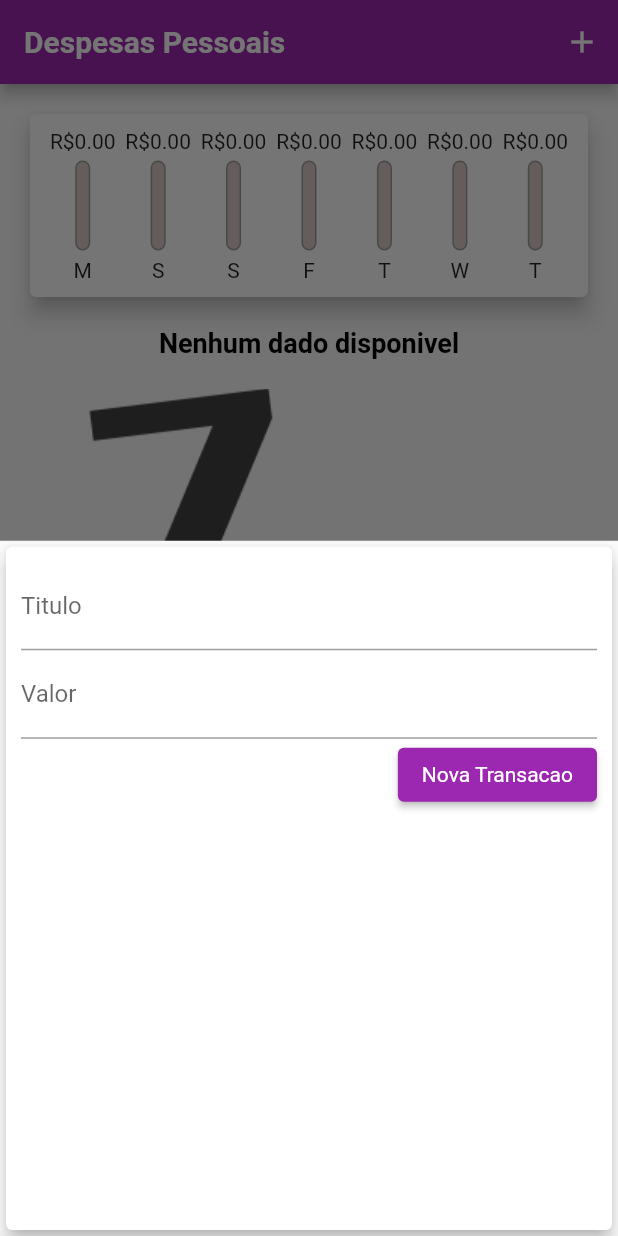
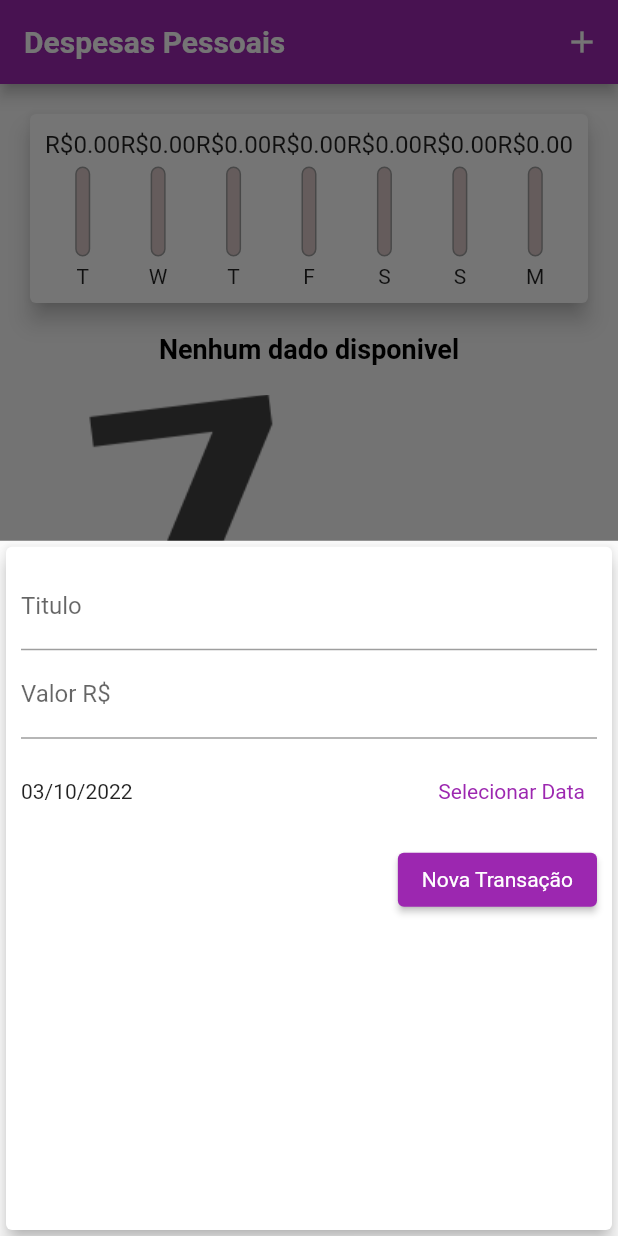
Before and after one commit to jfcbxp/flutter-expenses-curso, a Flutter app: the screen it shows after launch, after a tap on the "add" icon, on a phone screen of 412 x 824 dp. Run offline on Flutter 3.47's test engine with Material 2 defaults, Android fonts, the phone set to English and light mode, and no system bars.

Commit message:
adicionado possibilidade de adicionar data da transacao

```diff
--- a/lib/components/chart.dart
+++ b/lib/components/chart.dart
@@ -23,7 +23,7 @@ class Chart extends StatelessWidget {
         }
       }
       return {'day': DateFormat.E().format(weekDay)[0], 'value': totalSum};
-    });
+    }).reversed.toList();
   }
 
   double get _weekTotalValue {
@@ -47,7 +47,9 @@ class Chart extends StatelessWidget {
                 child: ChartBar(
                     label: tr['day'] as String,
                     value: tr['value'] as double,
-                    percent: (tr['value'] as double) / _weekTotalValue),
+                    percent: _weekTotalValue > 0
+                        ? (tr['value'] as double) / _weekTotalValue
+                        : 0),
               );
             }).toList()),
       ),
--- a/lib/components/chart_bar.dart
+++ b/lib/components/chart_bar.dart
@@ -18,7 +18,9 @@ class ChartBar extends StatelessWidget {
   Widget build(BuildContext context) {
     return Column(
       children: [
-        FittedBox(child: Text('R\$${value.toStringAsFixed(2)}')),
+        Container(
+            height: 20,
+            child: FittedBox(child: Text('R\$${value.toStringAsFixed(2)}'))),
         SizedBox(
           height: 5,
         ),
--- a/lib/components/transaction-form.dart
+++ b/lib/components/transaction-form.dart
@@ -1,7 +1,8 @@
 import 'package:flutter/material.dart';
+import 'package:intl/intl.dart';
 
 class TransactionForm extends StatefulWidget {
-  final void Function(String, double) onSubmit;
+  final void Function(String, double, DateTime) onSubmit;
 
   TransactionForm(this.onSubmit, {super.key});
 
@@ -11,8 +12,8 @@ class TransactionForm extends StatefulWidget {
 
 class _TransactionFormState extends State<TransactionForm> {
   final titleController = TextEditingController();
-
   final valueController = TextEditingController();
+  late DateTime _selectedDate = DateTime.now();
 
   _submitForm() {
     final title = titleController.text;
@@ -20,7 +21,21 @@ class _TransactionFormState extends State<TransactionForm> {
     if (title.isEmpty || value <= 0) {
       return;
     }
-    widget.onSubmit(title, value);
+    widget.onSubmit(title, value, _selectedDate);
+  }
+
+  _showDatePicker() {
+    showDatePicker(
+            context: context,
+            initialDate: DateTime.now(),
+            firstDate: DateTime(2022),
+            lastDate: DateTime.now())
+        .then((pickedDate) => {
+              if (pickedDate != null)
+                {
+                  setState(() => {_selectedDate = pickedDate})
+                }
+            });
   }
 
   @override
@@ -39,13 +54,31 @@ class _TransactionFormState extends State<TransactionForm> {
               keyboardType: TextInputType.numberWithOptions(decimal: true),
               controller: valueController,
               onSubmitted: (value) => _submitForm(),
-              decoration: InputDecoration(labelText: 'Valor')),
+              decoration: InputDecoration(labelText: 'Valor R\$')),
+          Container(
+            height: 70,
+            child: Row(
+              children: [
+                Expanded(
+                  child: Text(_selectedDate == null
+                      ? 'Nenhuma data selecionada!'
+                      : DateFormat('dd/MM/yyyy').format(_selectedDate)),
+                ),
+                TextButton(
+                  onPressed: _showDatePicker,
+                  child: Text(
+                    'Selecionar Data',
+                  ),
+                )
+              ],
+            ),
+          ),
           Row(
             mainAxisAlignment: MainAxisAlignment.end,
             children: [
               ElevatedButton(
                   onPressed: _submitForm,
-                  child: Text('Nova Transacao'),
+                  child: Text('Nova Transação'),
                   style: ButtonStyle(
                       backgroundColor: MaterialStatePropertyAll<Color>(
                           Theme.of(context).colorScheme.primary))),
--- a/lib/main.dart
+++ b/lib/main.dart
@@ -66,12 +66,12 @@ class _MyHomePageState extends State<MyHomePage> {
         });
   }
 
-  _addTransaction(String title, double value) {
+  _addTransaction(String title, double value, DateTime date) {
     final newTransaction = Transaction(
         id: Random().nextDouble().toString(),
         title: title,
         value: value,
-        date: DateTime.now());
+        date: date);
     setState(() {
       _transactions.add(newTransaction);
     });
```
Also changed, not shown: lib/components/transaction-list.dart (+19 -33 lines).
